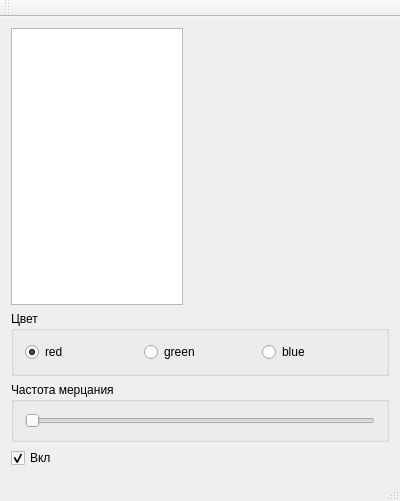
Old version of the form mainwindow.ui in the repository AAbdulhakov/beward_test.
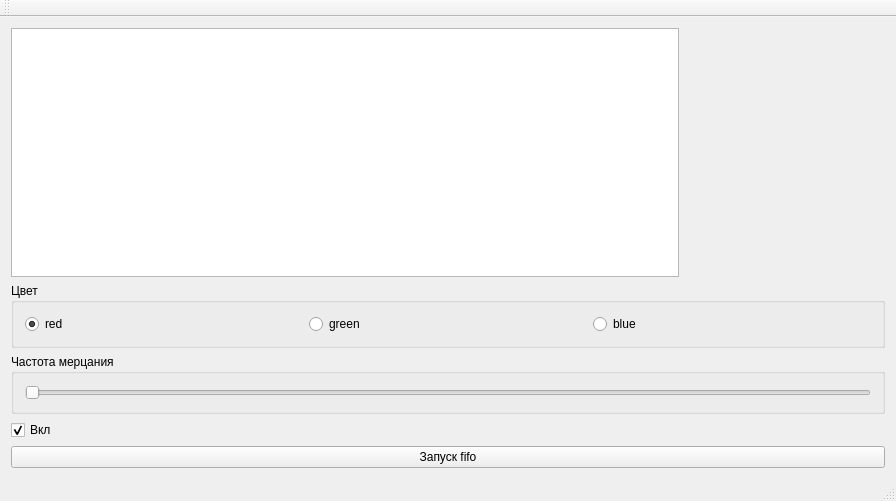
New version of the form. Custom widgets are drawn as their Qt base class.

Commit message: реализовал сервер fifo

Patch:
```diff
--- a/mainwindow.ui
+++ b/mainwindow.ui
@@ -6,7 +6,7 @@
    <rect>
     <x>0</x>
     <y>0</y>
-    <width>400</width>
+    <width>896</width>
     <height>501</height>
    </rect>
   </property>
@@ -103,6 +103,13 @@
       </property>
      </widget>
     </item>
+    <item>
+     <widget class="QPushButton" name="pushButton">
+      <property name="text">
+       <string>Запуск fifo</string>
+      </property>
+     </widget>
+    </item>
    </layout>
   </widget>
   <widget class="QMenuBar" name="menuBar">
```
Left out of the diff: 2 changed lines with no effect on the pictures. The commit also changes 6 other files.
